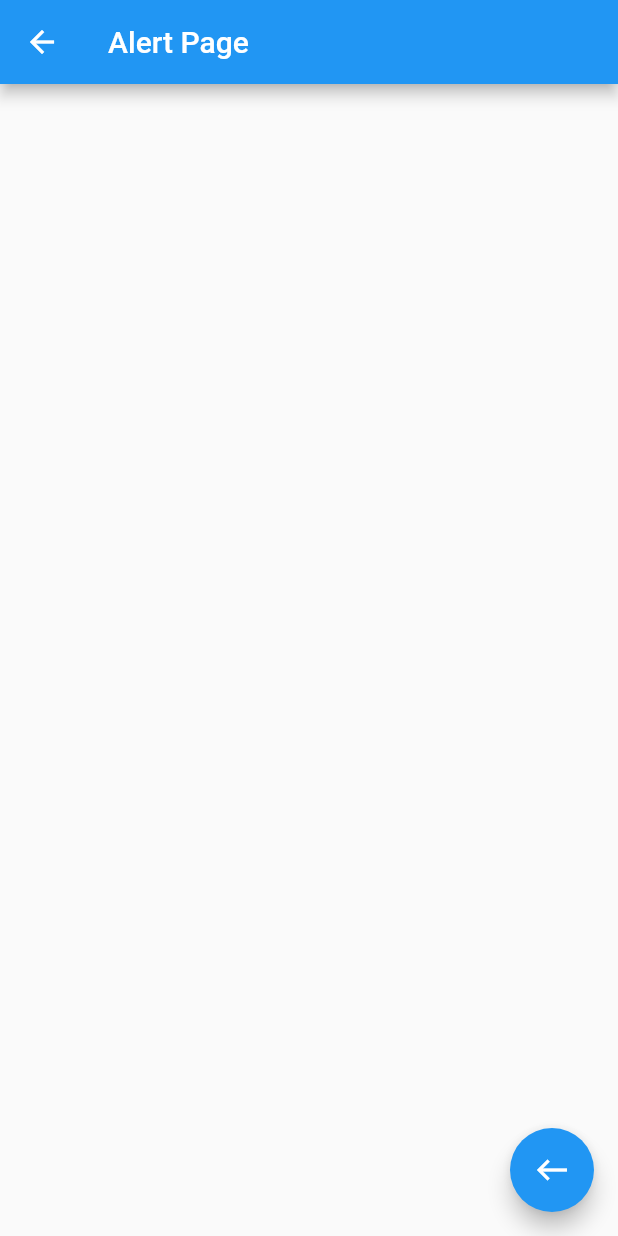
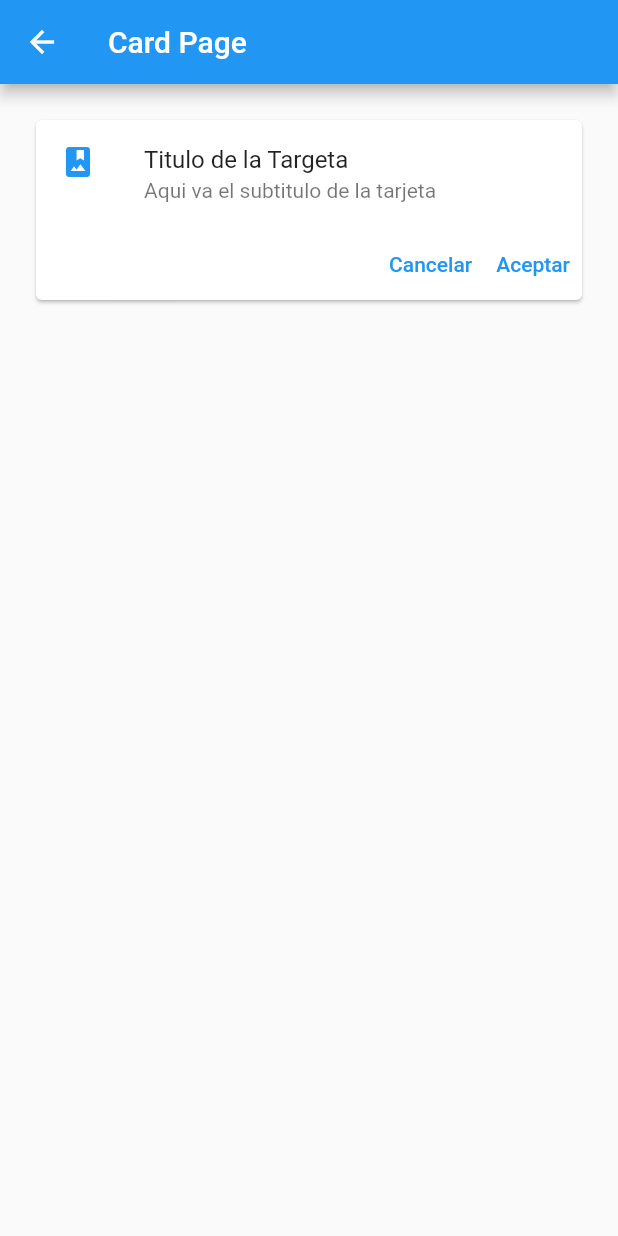
Before and after one commit to lemaedu/app02, a Flutter app: the screen it shows after launch, after a tap on "Cards - Tarjetas", on a phone screen of 412 x 824 dp. Run offline on Flutter 3.47's test engine with Material 2 defaults, Android fonts, the phone set to English and light mode, and no system bars.

Commit message:
Crear un Card Widget

```diff
--- a/lib/main.dart
+++ b/lib/main.dart
@@ -1,9 +1,7 @@
 import 'package:app02/src/pages/alert_page.dart';
-import 'package:app02/src/pages/avatar_page.dart';
 import 'package:app02/src/routes/routes.dart';
 import 'package:flutter/material.dart';
 
-import 'package:app02/src/pages/home_page.dart';
 //import 'package:app02/src/pages/home_temp.dart';
 
 //mateapp comando para iniciar
@@ -20,6 +18,7 @@ class MyApp extends StatelessWidget {
       //home: HomePage());
       initialRoute: '/',
       routes: getApplicationRoutes(),
+      //Devuelve una ruta
       onGenerateRoute: (RouteSettings settings) {
         print('Ruta llamada: ${settings.name}');
         return MaterialPageRoute(
--- /dev/null
+++ b/lib/src/pages/card_page.dart
@@ -0,0 +1,44 @@
+import 'package:flutter/material.dart';
+
+class CardPage extends StatelessWidget {
+  @override
+  Widget build(BuildContext context) {
+    return Scaffold(
+      appBar: AppBar(
+        title: Text('Card Page'),
+      ),
+      body: ListView(
+        padding: EdgeInsets.all(20),
+        children: <Widget>[_cardTipo1()],
+      ),
+    );
+  }
+
+  //Creamos el metodo _cardTipo1()
+  Widget _cardTipo1() {
+    return Card(
+      child: Column(
+        children: <Widget>[
+          ListTile(
+            leading: Icon(Icons.photo_album, color: Colors.blue),
+            title: Text('Titulo de la Targeta'),
+            subtitle: Text("Aqui va el subtitulo de la tarjeta"),
+          ),
+          Row(
+            mainAxisAlignment: MainAxisAlignment.end,
+            children: <Widget>[
+              TextButton(
+                child: Text('Cancelar'),
+                onPressed: () {},
+              ),
+              TextButton(
+                child: Text('Aceptar'),
+                onPressed: () {},
+              ),
+            ],
+          )
+        ],
+      ),
+    );
+  }
+}
--- a/lib/src/routes/routes.dart
+++ b/lib/src/routes/routes.dart
@@ -2,11 +2,13 @@ import 'package:flutter/material.dart';
 import 'package:app02/src/pages/alert_page.dart';
 import 'package:app02/src/pages/avatar_page.dart';
 import 'package:app02/src/pages/home_page.dart';
+import 'package:app02/src/pages/card_page.dart';
 
 Map<String, WidgetBuilder> getApplicationRoutes() {
   return <String, WidgetBuilder>{
     '/': (BuildContext context) => HomePage(),
     'alert': (BuildContext context) => AlertPage(),
     'avatar': (BuildContext context) => AvatarPage(),
+    'card': (BuildContext context) => CardPage(),
   };
 }
```
